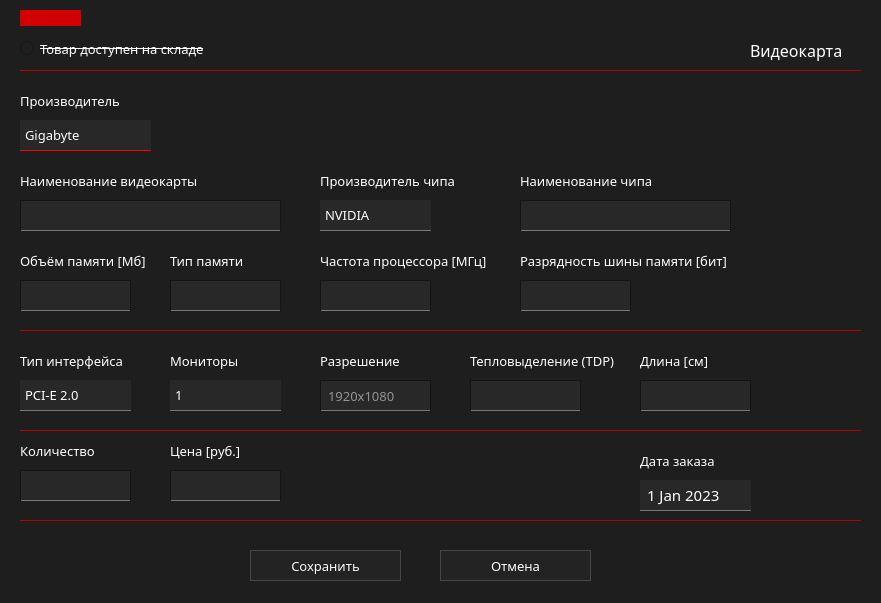
Qt form ui/add/addChVidWidg.ui (marginalprog/git_pcconf) before a commit.
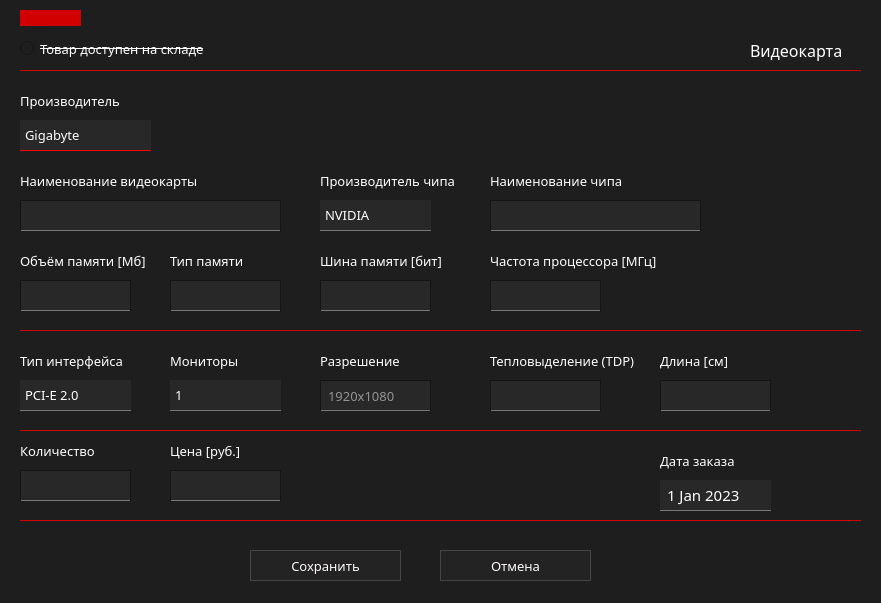
The same form after that commit. Icons and pictures are not drawn.

The edit to the form file:
```diff
--- a/ui/add/addChVidWidg.ui
+++ b/ui/add/addChVidWidg.ui
@@ -89,7 +89,7 @@
     <rect>
      <x>20</x>
      <y>170</y>
-     <width>201</width>
+     <width>221</width>
      <height>21</height>
     </rect>
    </property>
@@ -100,7 +100,7 @@
     </font>
    </property>
    <property name="styleSheet">
-    <string notr="true">border:0px;</string>
+    <string notr="true"/>
    </property>
    <property name="text">
     <string>Наименование видеокарты</string>
@@ -117,7 +117,7 @@
    </property>
    <property name="styleSheet">
     <string notr="true">border:0px;
-border-top: 1px solid rgb(180, 0, 0);</string>
+border-top: 1px solid rgb(220, 0, 0);</string>
    </property>
    <property name="orientation">
     <enum>Qt::Horizontal</enum>
@@ -134,7 +134,7 @@
    </property>
    <property name="styleSheet">
     <string notr="true">border:0px;
-border-top: 1px solid rgb(180, 0, 0);</string>
+border-top: 1px solid rgb(220, 0, 0);</string>
    </property>
    <property name="orientation">
     <enum>Qt::Horizontal</enum>
@@ -368,7 +368,7 @@
     <rect>
      <x>20</x>
      <y>250</y>
-     <width>141</width>
+     <width>151</width>
      <height>21</height>
     </rect>
    </property>
@@ -410,9 +410,9 @@
   <widget class="QLabel" name="label_6">
    <property name="geometry">
     <rect>
-     <x>320</x>
+     <x>490</x>
      <y>250</y>
-     <width>191</width>
+     <width>211</width>
      <height>21</height>
     </rect>
    </property>
@@ -434,7 +434,7 @@
     <rect>
      <x>20</x>
      <y>350</y>
-     <width>121</width>
+     <width>141</width>
      <height>21</height>
     </rect>
    </property>
@@ -498,7 +498,7 @@
   <widget class="QLabel" name="label_10">
    <property name="geometry">
     <rect>
-     <x>640</x>
+     <x>660</x>
      <y>350</y>
      <width>111</width>
      <height>21</height>
@@ -520,7 +520,7 @@
   <widget class="QLabel" name="label_11">
    <property name="geometry">
     <rect>
-     <x>470</x>
+     <x>490</x>
      <y>350</y>
      <width>161</width>
      <height>21</height>
@@ -544,7 +544,7 @@
     <rect>
      <x>20</x>
      <y>440</y>
-     <width>111</width>
+     <width>121</width>
      <height>21</height>
     </rect>
    </property>
@@ -594,7 +594,7 @@
    </property>
    <property name="styleSheet">
     <string notr="true">border:0px;
-border-top: 1px solid rgb(180, 0, 0);</string>
+border-top: 1px solid rgb(220, 0, 0);</string>
    </property>
    <property name="orientation">
     <enum>Qt::Horizontal</enum>
@@ -795,7 +795,7 @@
   <widget class="QLabel" name="lbChipName">
    <property name="geometry">
     <rect>
-     <x>520</x>
+     <x>490</x>
      <y>170</y>
      <width>171</width>
      <height>21</height>
@@ -834,7 +834,7 @@
   <widget class="QLineEdit" name="leVidChipName">
    <property name="geometry">
     <rect>
-     <x>520</x>
+     <x>490</x>
      <y>200</y>
      <width>211</width>
      <height>31</height>
@@ -954,7 +954,7 @@
   <widget class="QLineEdit" name="leVidFreq">
    <property name="geometry">
     <rect>
-     <x>320</x>
+     <x>490</x>
      <y>280</y>
      <width>111</width>
      <height>31</height>
@@ -980,6 +980,9 @@
 	border-bottom: 1px solid  red;
 }</string>
    </property>
+   <property name="inputMask">
+    <string/>
+   </property>
   </widget>
   <widget class="QLineEdit" name="leVidKol">
    <property name="geometry">
@@ -1080,7 +1083,7 @@
   <widget class="QLineEdit" name="leVidTdp">
    <property name="geometry">
     <rect>
-     <x>470</x>
+     <x>490</x>
      <y>380</y>
      <width>111</width>
      <height>31</height>
@@ -1116,7 +1119,7 @@
   <widget class="QLineEdit" name="leVidLen">
    <property name="geometry">
     <rect>
-     <x>640</x>
+     <x>660</x>
      <y>380</y>
      <width>111</width>
      <height>31</height>
@@ -1160,7 +1163,7 @@
    </property>
    <property name="styleSheet">
     <string notr="true">border:0px;
-border-top: 1px solid rgb(180, 0, 0);</string>
+border-top: 1px solid rgb(220, 0, 0);</string>
    </property>
    <property name="orientation">
     <enum>Qt::Horizontal</enum>
@@ -1171,7 +1174,7 @@
     <rect>
      <x>320</x>
      <y>170</y>
-     <width>151</width>
+     <width>161</width>
      <height>21</height>
     </rect>
    </property>
@@ -1286,7 +1289,7 @@
   <widget class="QLabel" name="label_14">
    <property name="geometry">
     <rect>
-     <x>640</x>
+     <x>660</x>
      <y>450</y>
      <width>111</width>
      <height>21</height>
@@ -1308,7 +1311,7 @@
   <widget class="QDateEdit" name="dateEdit_2">
    <property name="geometry">
     <rect>
-     <x>640</x>
+     <x>660</x>
      <y>480</y>
      <width>111</width>
      <height>31</height>
@@ -1447,11 +1450,18 @@
    <property name="calendarPopup">
     <bool>true</bool>
    </property>
+   <property name="date">
+    <date>
+     <year>2023</year>
+     <month>1</month>
+     <day>1</day>
+    </date>
+   </property>
   </widget>
   <widget class="QLineEdit" name="leVidBus">
    <property name="geometry">
     <rect>
-     <x>520</x>
+     <x>320</x>
      <y>280</y>
      <width>111</width>
      <height>31</height>
@@ -1477,13 +1487,16 @@
 	border-bottom: 1px solid  red;
 }</string>
    </property>
+   <property name="inputMask">
+    <string/>
+   </property>
   </widget>
   <widget class="QLabel" name="label_15">
    <property name="geometry">
     <rect>
-     <x>520</x>
+     <x>320</x>
      <y>250</y>
-     <width>231</width>
+     <width>151</width>
      <height>21</height>
     </rect>
    </property>
@@ -1497,7 +1510,7 @@
     <string notr="true">border:0px;</string>
    </property>
    <property name="text">
-    <string>Разрядность шины памяти [бит]</string>
+    <string>Шина памяти [бит]</string>
    </property>
   </widget>
   <zorder>radioButton</zorder>
```
Left out of the diff: 173 changed lines with no effect on the pictures.
